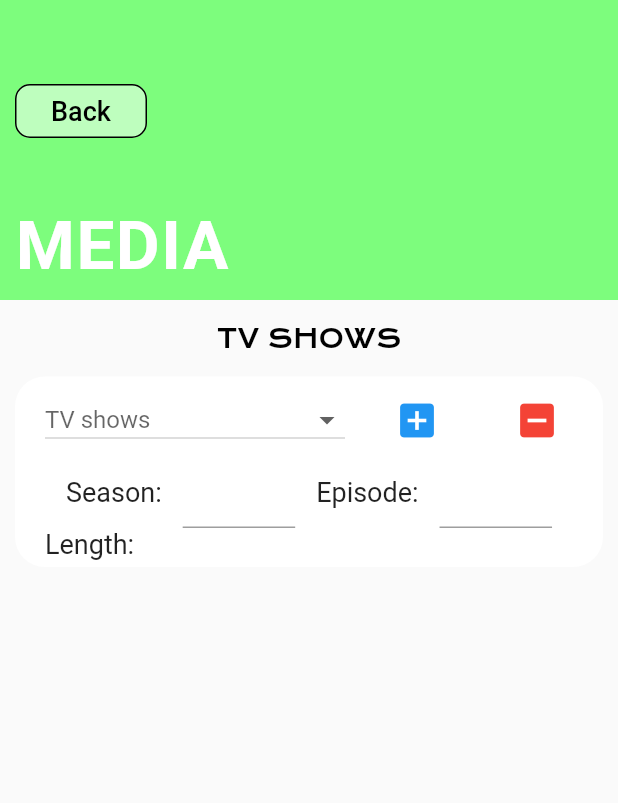
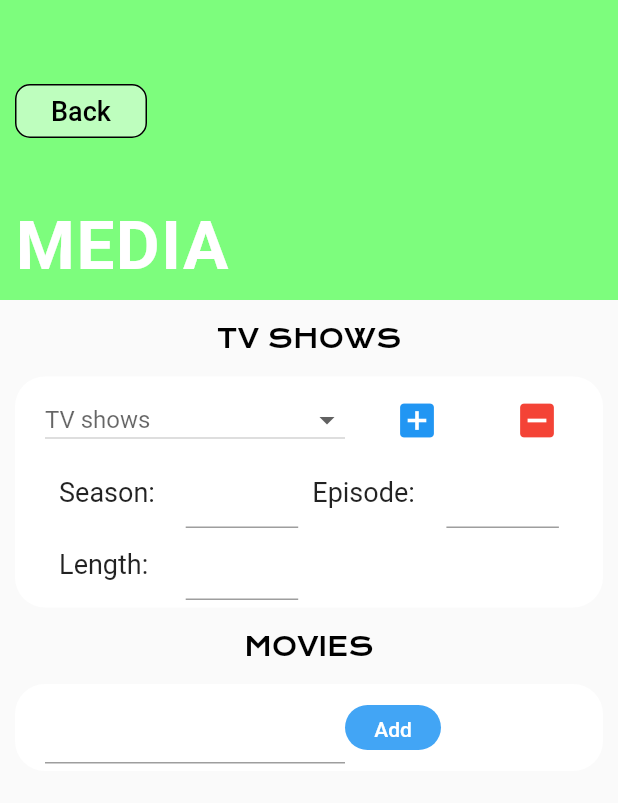
Before and after one commit to AntonyDudnikov/Personal-Tracking-App, a Flutter app: the MediaTracking screen opened by its route, on a phone screen of 412 x 824 dp. Shown: the top 803 px of the screen. Run offline on Flutter 3.47's test engine with Material 2 defaults, Android fonts, the phone set to English and light mode, and no system bars; our stand-ins replace flutter_spinkit, shared_preferences; missing offline and left inert: flutter_picker, imagebutton; accounts and stored records are empty.

Commit message:
Working through media data collection view

```diff
--- a/lib/collectionViews/mediaTracking.dart
+++ b/lib/collectionViews/mediaTracking.dart
@@ -26,6 +26,7 @@ class _MediaTrackingState extends State<MediaTracking> {
   final tvSeasonController = TextEditingController();
   final tvEpisodeController = TextEditingController();
   final tvLengthController = TextEditingController();
+  final movieController = TextEditingController();
 
   Widget addRemoveList(bool add, bool remove, String media) {
     if (add == true && remove == false){
@@ -207,11 +208,14 @@ class _MediaTrackingState extends State<MediaTracking> {
                   Row(
                     mainAxisAlignment: MainAxisAlignment.spaceEvenly,
                     children: [
-                      Text(
+                      Container(
+                        width: 75,
+                        child: Text(
                           'Season:',
                           style: TextStyle(
                             fontSize: 18,
                             fontWeight: FontWeight.w400
+                          ),
                         ),
                       ),
                       Container(
@@ -228,11 +232,14 @@ class _MediaTrackingState extends State<MediaTracking> {
                           },
                         ),
                       ),
-                      Text(
+                      Container(
+                        width: 80,
+                        child: Text(
                           'Episode:',
                           style: TextStyle(
                               fontSize: 18,
                               fontWeight: FontWeight.w400
+                          ),
                         ),
                       ),
                       Container(
@@ -252,17 +259,98 @@ class _MediaTrackingState extends State<MediaTracking> {
                     ],
                   ),
                   Row(
-                    mainAxisAlignment: MainAxisAlignment.start,
+                    mainAxisAlignment: MainAxisAlignment.spaceEvenly,
                     children: [
-                      Text(
+                      Container(
+                        width: 75,
+                        child: Text(
                           'Length:',
                           style: TextStyle(
                               fontSize: 18,
                               fontWeight: FontWeight.w400
                           ),
                         ),
+                      ),
+                      Container(
+                        width: 75,
+                        child: TextField(
+                          controller: tvLengthController,
+                          style: TextStyle(fontSize: 18),
+                          textAlign: TextAlign.center,
+                          onSubmitted: (String text){
+                            setState(() {
+                              (text != '') ? save = true : save = false;
+                            });
+                          },
+                        ),
+                      ),
+                      Container(
+                        width: 80,
+                      ),
+                      Container(
+                        width: 75,
+                      ),
                     ],
                   ),
+                ],
+              ),
+            ),
+            Container(                                                          //COCKTAILS
+              margin: EdgeInsets.fromLTRB(0, 15, 0, 15),
+              child: Center(
+                child: Text(
+                  'MOVIES',
+                  style: TextStyle(
+                      fontSize: 17,
+                      color: Colors.black,
+                      fontFamily: 'KronaOne Regular'
+                  ),
+                ),
+              ),
+            ),
+            Container(
+              margin: EdgeInsets.fromLTRB(10, 0, 10, 0),
+              padding: EdgeInsets.fromLTRB(20, 5, 20, 5),
+              decoration: BoxDecoration(
+                  color: Colors.white,
+                  borderRadius: BorderRadius.all(Radius.circular(20))
+              ),
+              child: Column(
+                children: [
+                  Row(
+                    children: [
+                      Container(
+                        width: 200,
+                        child: TextField(
+                          controller: movieController,
+                          style: TextStyle(fontSize: 18),
+                          textAlign: TextAlign.center,
+                          onSubmitted: (String text){
+                            setState(() {
+                              (text != '') ? save = true : save = false;
+                            });
+                          },
+                        ),
+                      ),
+                      SizedBox(
+                        height: 30,
+                        child: TextButton(
+                          child: Text(
+                            'Add',
+                          ),
+                          style: TextButton.styleFrom(
+                            backgroundColor: Colors.blue[400],
+                            primary: Colors.white,
+                            shape: RoundedRectangleBorder(
+                                borderRadius: BorderRadius.all(Radius.circular(20))
+                            ),
+                          ),
+                          onPressed: () {},
+                        ),
+                      )
+                    ],
+
+                  )
                 ],
               ),
             ),
@@ -299,6 +387,7 @@ class _MediaTrackingState extends State<MediaTracking> {
                     save = false;
                     tvSeasonController.text = '';
                     tvEpisodeController.text = '';
+                    tvLengthController.text = '';
                     tvShow = null;
                     movie = null;
                     documentary = null;
```
Lines whose indentation alone changed are shown as unchanged.
